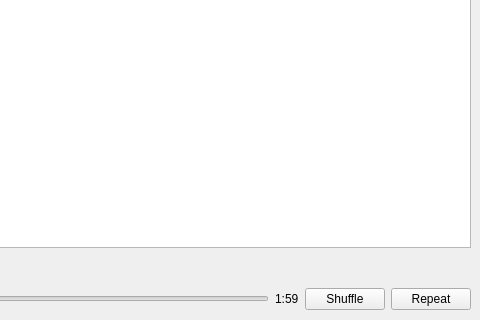
The window that src/main_window.ui (mclara-s/EDB-LP_FinalProj_MusicPlayer) describes before a commit, drawn with Qt 5; both pictures show x 500 to 980 and y 280 to 600 of the 980 by 600 pixel window.
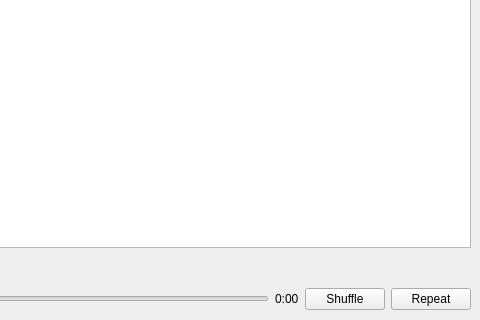
The same window after the commit.

```diff
--- a/src/main_window.ui
+++ b/src/main_window.ui
@@ -180,7 +180,7 @@
        <item>
         <widget class="QLabel" name="endLabel">
          <property name="text">
-          <string>1:59</string>
+          <string>0:00</string>
          </property>
         </widget>
        </item>
```
Left out of the diff: 25 changed lines with no effect on the pictures.
